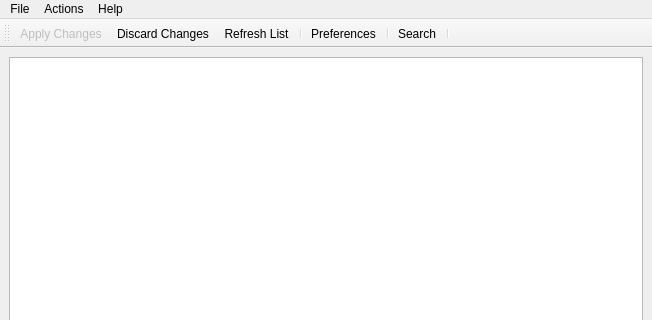
Old version of the form designer/gui_pybombs.ui in the repository NinjaComics/pybombs-qtgui; both pictures show x 0 to 652 and y 0 to 320 of the 652 by 464 pixel window.
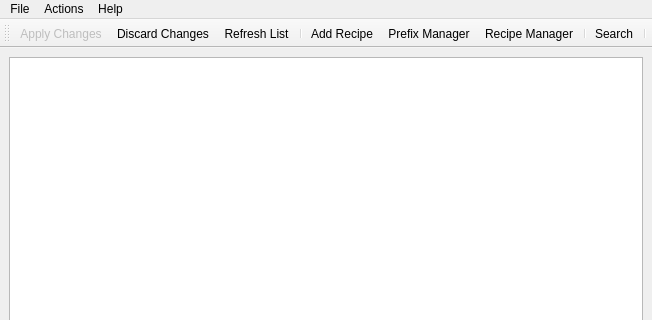
New version of the form.

Commit message: Changes to mainwindow and corresponding dialogs

The edit to the form file:
```diff
--- a/designer/gui_pybombs.ui
+++ b/designer/gui_pybombs.ui
@@ -96,7 +96,9 @@
    <addaction name="action_Discard_Changes"/>
    <addaction name="action_Refresh"/>
    <addaction name="separator"/>
-   <addaction name="action_Preferences"/>
+   <addaction name="action_Add_Recipe"/>
+   <addaction name="action_Prefix_Manager"/>
+   <addaction name="action_Recipe_Manager"/>
    <addaction name="separator"/>
    <addaction name="action_Search"/>
    <addaction name="separator"/>
@@ -151,7 +153,7 @@
   </action>
   <action name="action_Preferences">
    <property name="text">
-    <string>&amp;Preferences</string>
+    <string>&amp;Prefix Manager</string>
    </property>
    <property name="iconVisibleInMenu">
     <bool>false</bool>
@@ -172,6 +174,21 @@
     <string>&amp;Discard Changes</string>
    </property>
   </action>
+  <action name="action_Recipe_Manager">
+   <property name="text">
+    <string>&amp;Recipe Manager</string>
+   </property>
+  </action>
+  <action name="action_Prefix_Manager">
+   <property name="text">
+    <string>&amp;Prefix Manager</string>
+   </property>
+  </action>
+  <action name="action_Add_Recipe">
+   <property name="text">
+    <string>&amp;Add Recipe</string>
+   </property>
+  </action>
  </widget>
  <resources>
   <include location="../myicons.qrc"/>
```
Left out of the diff: 12 changed lines with no effect on the pictures. The commit also changes 5 other files.
